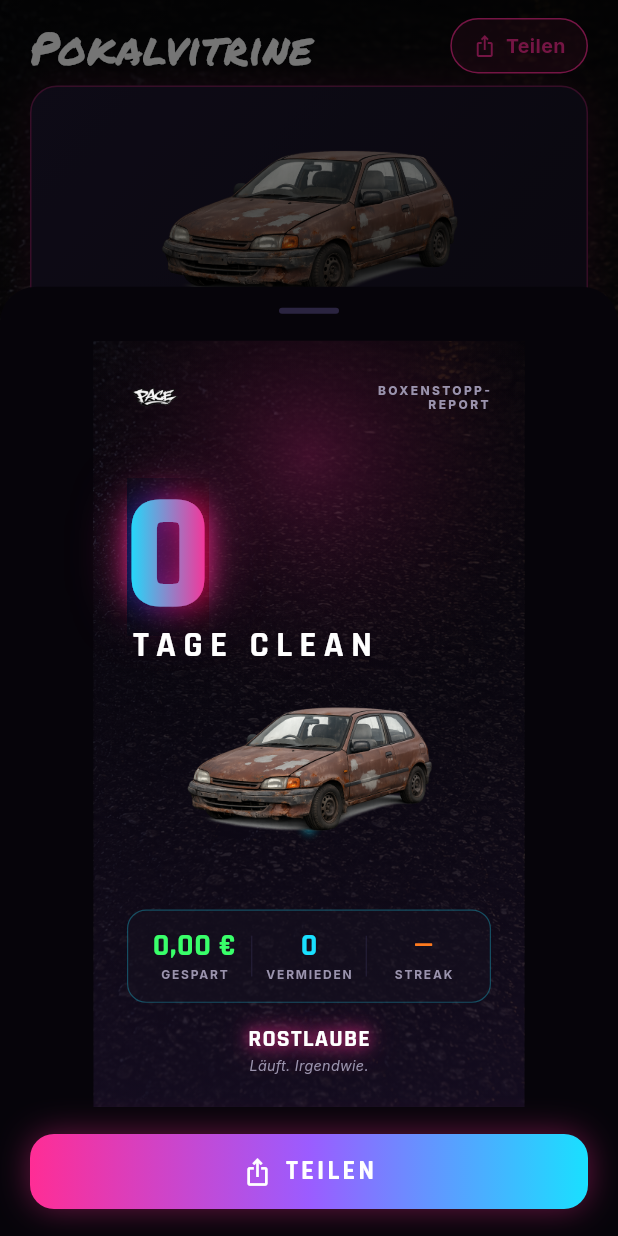
After one commit to marcelgast/paceapp, a Flutter app: the TrophiesScreen screen opened directly, after a tap on "Teilen", on a phone screen of 412 x 824 dp. The commit adds this screen. Run offline on Flutter 3.47's test engine with Material 3 defaults, Android fonts, the phone set to English and light mode, and no system bars; drawn by our look-alikes of flutter_animate; our stand-ins replace confetti, drift, flutter_local_notifications, flutter_riverpod, flutter_timezone, google_fonts and 2 more; missing offline and left inert: home_widget; accounts and stored records are empty; generated files the repository leaves out were written again.

Commit message:
race cards: teilbares poster im pace-look + monetarisierungs-seam (alles free)

```diff
--- /dev/null
+++ b/lib/features/share/race_card.dart
@@ -0,0 +1,259 @@
+import 'package:flutter/material.dart';
+
+import '../../theme/pace_colors.dart';
+import '../../theme/pace_theme.dart';
+
+/// Everything a [RaceCard] needs to render — pure values, no providers, so the
+/// card stays a deterministic, testable presentation widget.
+class RaceCardData {
+  const RaceCardData({
+    required this.daysClean,
+    required this.savedMoney,
+    required this.avoidedCigarettes,
+    required this.streak,
+    required this.carName,
+    required this.carTagline,
+    required this.carIndex,
+  });
+
+  final int daysClean;
+  final String savedMoney;
+  final int avoidedCigarettes;
+  final int streak;
+  final String carName;
+  final String carTagline;
+  final int carIndex;
+}
+
+/// Shareable 9:16 poster in the Pace street-racing look. Rendered at its fixed
+/// [width]×[height] inside a RepaintBoundary, then captured to a PNG for the
+/// iOS share sheet — so it looks identical on every device.
+class RaceCard extends StatelessWidget {
+  const RaceCard({super.key, required this.data});
+
+  final RaceCardData data;
+
+  static const double width = 360;
+  static const double height = 640;
+
+  @override
+  Widget build(BuildContext context) {
+    return SizedBox(
+      width: width,
+      height: height,
+      child: Stack(
+        fit: StackFit.expand,
+        children: [
+          const DecoratedBox(
+            decoration: BoxDecoration(
+              gradient: LinearGradient(
+                begin: Alignment.topCenter,
+                end: Alignment.bottomCenter,
+                colors: [
+                  PaceColors.nightDeep,
+                  PaceColors.night,
+                  Color(0xFF170E24),
+                ],
+              ),
+            ),
+          ),
+          Opacity(
+            opacity: 0.16,
+            child: Image.asset('assets/textures/asphalt.png', fit: BoxFit.cover),
+          ),
+          DecoratedBox(
+            decoration: BoxDecoration(
+              gradient: RadialGradient(
+                center: const Alignment(0, -0.7),
+                radius: 1.1,
+                colors: [
+                  PaceColors.neonMagenta.withValues(alpha: 0.22),
+                  Colors.transparent,
+                ],
+                stops: const [0, 0.6],
+              ),
+            ),
+          ),
+          Padding(
+            padding: const EdgeInsets.fromLTRB(28, 32, 28, 26),
+            child: Column(
+              crossAxisAlignment: CrossAxisAlignment.stretch,
+              children: [
+                _header(),
+                const Spacer(flex: 3),
+                _hero(),
+                const SizedBox(height: 4),
+                Expanded(flex: 9, child: _car()),
+                const Spacer(flex: 2),
+                _stats(),
+                const SizedBox(height: 20),
+                _footer(),
+              ],
+            ),
+          ),
+        ],
+      ),
+    );
+  }
+
+  Widget _header() {
+    return Row(
+      mainAxisAlignment: MainAxisAlignment.spaceBetween,
+      crossAxisAlignment: CrossAxisAlignment.center,
+      children: [
+        Image.asset('assets/branding/logo.png', height: 30),
+        Text(
+          'BOXENSTOPP-\nREPORT',
+          textAlign: TextAlign.right,
+          style: TextStyle(
+            color: PaceColors.textMuted,
+            fontSize: 10,
+            height: 1.2,
+            letterSpacing: 2,
+            fontWeight: FontWeight.w800,
+          ),
+        ),
+      ],
+    );
+  }
+
+  Widget _hero() {
+    return Column(
+      crossAxisAlignment: CrossAxisAlignment.start,
+      children: [
+        ShaderMask(
+          shaderCallback: (rect) => const LinearGradient(
+            colors: [PaceColors.neonCyan, PaceColors.neonMagenta],
+          ).createShader(rect),
+          child: Text(
+            '${data.daysClean}',
+            style: PaceTheme.dash(
+              size: 132,
+              weight: FontWeight.w900,
+              color: Colors.white,
+              letterSpacing: -2,
+            ).copyWith(shadows: PaceTheme.neonGlow(PaceColors.neonMagenta, blur: 24)),
+          ),
+        ),
+        Transform.translate(
+          offset: const Offset(2, -8),
+          child: Text(
+            data.daysClean == 1 ? 'TAG CLEAN' : 'TAGE CLEAN',
+            style: PaceTheme.dash(
+              size: 30,
+              weight: FontWeight.w800,
+              color: Colors.white,
+              letterSpacing: 6,
+            ),
+          ),
+        ),
+      ],
+    );
+  }
+
+  Widget _car() {
+    return Stack(
+      alignment: Alignment.center,
+      children: [
+        Align(
+          alignment: const Alignment(0, 0.7),
+          child: Container(
+            height: 26,
+            margin: const EdgeInsets.symmetric(horizontal: 20),
+            decoration: BoxDecoration(
+              gradient: RadialGradient(
+                colors: [
+                  PaceColors.neonCyan.withValues(alpha: 0.45),
+                  Colors.transparent,
+                ],
+              ),
+            ),
+          ),
+        ),
+        Image.asset(
+          'assets/cars/car_${data.carIndex.clamp(0, 6)}.png',
+          fit: BoxFit.contain,
+          filterQuality: FilterQuality.medium,
+        ),
+      ],
+    );
+  }
+
+  Widget _stats() {
+    return Container(
+      padding: const EdgeInsets.symmetric(horizontal: 8, vertical: 16),
+      decoration: BoxDecoration(
+        color: PaceColors.panel.withValues(alpha: 0.55),
+        borderRadius: BorderRadius.circular(16),
+        border: Border.all(color: PaceColors.neonCyan.withValues(alpha: 0.3)),
+      ),
+      child: Row(
+        children: [
+          _kpi('GESPART', data.savedMoney, PaceColors.neonLime),
+          _divider(),
+          _kpi('VERMIEDEN', '${data.avoidedCigarettes}', PaceColors.neonCyan),
+          _divider(),
+          _kpi('STREAK', data.streak > 0 ? '${data.streak} T' : '—',
+              PaceColors.neonOrange),
+        ],
+      ),
+    );
+  }
+
+  Widget _kpi(String label, String value, Color color) {
+    return Expanded(
+      child: Column(
+        children: [
+          FittedBox(
+            child: Text(
+              value,
+              style: PaceTheme.dash(
+                  size: 26, weight: FontWeight.w800, color: color),
+            ),
+          ),
+          const SizedBox(height: 4),
+          Text(
+            label,
+            style: TextStyle(
+              color: PaceColors.textMuted,
+              fontSize: 10,
+              letterSpacing: 1.5,
+              fontWeight: FontWeight.w700,
+            ),
+          ),
+        ],
+      ),
+    );
+  }
+
+  Widget _divider() => Container(
+        width: 1,
+        height: 34,
+        color: PaceColors.chrome.withValues(alpha: 0.7),
+      );
+
+  Widget _footer() {
+    return Column(
+      children: [
+        Text(
+          data.carName.toUpperCase(),
+          style: PaceTheme.dash(
+            size: 20,
+            weight: FontWeight.w800,
+            color: Colors.white,
+            letterSpacing: 1,
+          ).copyWith(shadows: PaceTheme.neonGlow(PaceColors.neonMagenta, blur: 12)),
+        ),
+        const SizedBox(height: 4),
+        Text(
+          data.carTagline,
+          style: TextStyle(
+            color: PaceColors.textMuted,
+            fontSize: 12,
+            fontStyle: FontStyle.italic,
+          ),
+        ),
+      ],
+    );
+  }
+}
--- /dev/null
+++ b/lib/features/share/share_card_sheet.dart
@@ -0,0 +1,177 @@
+import 'dart:io';
+import 'dart:ui' as ui;
+
+import 'package:flutter/material.dart';
+import 'package:flutter/rendering.dart';
+import 'package:flutter_riverpod/flutter_riverpod.dart';
+import 'package:path_provider/path_provider.dart';
+import 'package:share_plus/share_plus.dart';
+
+import '../../domain/milestones.dart';
+import '../../providers.dart';
+import '../../theme/pace_colors.dart';
+import '../../theme/pace_theme.dart';
+import '../../util/format.dart';
+import 'race_card.dart';
+
+/// Snapshots the current app state into the values a [RaceCard] shows.
+RaceCardData buildRaceCardData(WidgetRef ref) {
+  final stats = ref.read(statsProvider);
+  final streak = ref.read(streakProvider);
+  final car = ref.read(currentCarProvider);
+  final settings = ref.read(settingsProvider).value;
+  return RaceCardData(
+    daysClean: stats?.sinceStart.inDays ?? 0,
+    savedMoney: formatMoneyCents(
+      stats?.savedMoneyCents ?? 0,
+      currencyCode: settings?.currencyCode ?? 'EUR',
+    ),
+    avoidedCigarettes: stats?.savedCigarettes.floor() ?? 0,
+    streak: streak.current,
+    carName: car.name,
+    carTagline: car.tagline,
+    carIndex: kCarTiers.indexOf(car),
+  );
+}
+
+/// Opens the share preview with the current snapshot.
+Future<void> showRaceCardSheet(BuildContext context, WidgetRef ref) {
+  final data = buildRaceCardData(ref);
+  return showModalBottomSheet<void>(
+    context: context,
+    isScrollControlled: true,
+    backgroundColor: PaceColors.nightDeep,
+    shape: const RoundedRectangleBorder(
+      borderRadius: BorderRadius.vertical(top: Radius.circular(24)),
+    ),
+    builder: (_) => _ShareCardSheet(data: data),
+  );
+}
+
+class _ShareCardSheet extends StatefulWidget {
+  const _ShareCardSheet({required this.data});
+
+  final RaceCardData data;
+
+  @override
+  State<_ShareCardSheet> createState() => _ShareCardSheetState();
+}
+
+class _ShareCardSheetState extends State<_ShareCardSheet> {
+  final _cardKey = GlobalKey();
+  bool _busy = false;
+
+  Future<void> _share() async {
+    if (_busy) return;
+    setState(() => _busy = true);
+    try {
+      final boundary =
+          _cardKey.currentContext!.findRenderObject()! as RenderRepaintBoundary;
+      final image = await boundary.toImage(pixelRatio: 3);
+      final png = await image.toByteData(format: ui.ImageByteFormat.png);
+      image.dispose();
+      final dir = await getTemporaryDirectory();
+      final file = File('${dir.path}/pace_race_card.png');
+      await file.writeAsBytes(png!.buffer.asUint8List());
+
+      if (!mounted) return;
+      final box = context.findRenderObject() as RenderBox?;
+      await SharePlus.instance.share(
+        ShareParams(
+          files: [XFile(file.path, mimeType: 'image/png')],
+          text: 'Tag ${widget.data.daysClean} rauchfrei. 🏁',
+          sharePositionOrigin:
+              box == null ? null : box.localToGlobal(Offset.zero) & box.size,
+        ),
+      );
+    } finally {
+      if (mounted) setState(() => _busy = false);
+    }
+  }
+
+  @override
+  Widget build(BuildContext context) {
+    final maxCardHeight = MediaQuery.of(context).size.height * 0.62;
+    return SafeArea(
+      child: Padding(
+        padding: const EdgeInsets.fromLTRB(20, 14, 20, 18),
+        child: Column(
+          mainAxisSize: MainAxisSize.min,
+          children: [
+            Container(
+              width: 40,
+              height: 4,
+              decoration: BoxDecoration(
+                color: PaceColors.chrome,
+                borderRadius: BorderRadius.circular(2),
+              ),
+            ),
+            const SizedBox(height: 18),
+            ConstrainedBox(
+              constraints: BoxConstraints(maxHeight: maxCardHeight),
+              child: FittedBox(
+                child: RepaintBoundary(
+                  key: _cardKey,
+                  child: RaceCard(data: widget.data),
+                ),
+              ),
+            ),
+            const SizedBox(height: 18),
+            SizedBox(
+              width: double.infinity,
+              child: _ShareButton(busy: _busy, onTap: _share),
+            ),
+          ],
+        ),
+      ),
+    );
+  }
+}
+
+class _ShareButton extends StatelessWidget {
+  const _ShareButton({required this.busy, required this.onTap});
+
+  final bool busy;
+  final VoidCallback onTap;
+
+  @override
+  Widget build(BuildContext context) {
+    return GestureDetector(
+      onTap: busy ? null : onTap,
+      child: Container(
+        padding: const EdgeInsets.symmetric(vertical: 15),
+        decoration: BoxDecoration(
+          gradient: const LinearGradient(colors: PaceColors.underglow),
+          borderRadius: BorderRadius.circular(16),
+          boxShadow: [
+            BoxShadow(
+                color: PaceColors.neonMagenta.withValues(alpha: 0.4),
+                blurRadius: 18),
+          ],
+        ),
+        child: Center(
+          child: busy
+              ? const SizedBox(
+                  width: 20,
+                  height: 20,
+                  child: CircularProgressIndicator(
+                      strokeWidth: 2, color: Colors.white),
+                )
+              : Row(
+                  mainAxisSize: MainAxisSize.min,
+                  children: [
+                    const Icon(Icons.ios_share, color: Colors.white, size: 20),
+                    const SizedBox(width: 8),
+                    Text('TEILEN',
+                        style: PaceTheme.dash(
+                            size: 18,
+                            weight: FontWeight.w800,
+                            color: Colors.white,
+                            letterSpacing: 2)),
+                  ],
+                ),
+        ),
+      ),
+    );
+  }
+}
--- a/lib/features/trophies/trophies_screen.dart
+++ b/lib/features/trophies/trophies_screen.dart
@@ -10,6 +10,7 @@ import '../../theme/racetrack_background.dart';
 import '../../util/format.dart';
 import '../../widgets/graffiti_headline.dart';
 import '../gamification/milestone_style.dart';
+import '../share/share_card_sheet.dart';
 import 'car_art.dart';
 
 class TrophiesScreen extends ConsumerWidget {
@@ -33,7 +34,13 @@ class TrophiesScreen extends ConsumerWidget {
               SliverToBoxAdapter(
                 child: Padding(
                   padding: const EdgeInsets.fromLTRB(20, 12, 20, 8),
-                  child: const GraffitiHeadline('Pokalvitrine', size: 30),
+                  child: Row(
+                    mainAxisAlignment: MainAxisAlignment.spaceBetween,
+                    children: [
+                      const GraffitiHeadline('Pokalvitrine', size: 30),
+                      _ShareChip(onTap: () => showRaceCardSheet(context, ref)),
+                    ],
+                  ),
                 ),
               ),
               SliverToBoxAdapter(
@@ -90,6 +97,38 @@ class TrophiesScreen extends ConsumerWidget {
               ),
             ],
           ),
+        ),
+      ),
+    );
+  }
+}
+
+class _ShareChip extends StatelessWidget {
+  const _ShareChip({required this.onTap});
+
+  final VoidCallback onTap;
+
+  @override
+  Widget build(BuildContext context) {
+    return GestureDetector(
+      onTap: onTap,
+      child: Container(
+        padding: const EdgeInsets.symmetric(horizontal: 14, vertical: 8),
+        decoration: BoxDecoration(
+          borderRadius: BorderRadius.circular(20),
+          border: Border.all(color: PaceColors.neonMagenta),
+          color: PaceColors.neonMagenta.withValues(alpha: 0.12),
+        ),
+        child: const Row(
+          children: [
+            Icon(Icons.ios_share, color: PaceColors.neonMagenta, size: 16),
+            SizedBox(width: 6),
+            Text('Teilen',
+                style: TextStyle(
+                    color: PaceColors.neonMagenta,
+                    fontSize: 13,
+                    fontWeight: FontWeight.w700)),
+          ],
         ),
       ),
     );
--- /dev/null
+++ b/lib/services/entitlements.dart
@@ -0,0 +1,29 @@
+import 'package:flutter_riverpod/flutter_riverpod.dart';
+
+/// Premium features Pace will gate once monetisation goes live. Race Cards are
+/// deliberately NOT in here — sharing stays free forever.
+enum PaceProFeature {
+  /// Alternative neon palettes & graffiti skins (first paid feature).
+  themes,
+}
+
+/// Single source of truth for paid entitlements.
+///
+/// Monetisation is not live yet: the app ships fully free for the test phase,
+/// so [Entitlements.freePhase] unlocks everything. When StoreKit is wired,
+/// replace [entitlementsProvider] with the real purchase-backed state — every
+/// `ref.watch(entitlementsProvider).can(feature)` call in the UI then starts
+/// gating without further changes.
+class Entitlements {
+  const Entitlements({required this.isPro});
+
+  /// Test phase: all premium features unlocked, no purchase required.
+  const Entitlements.freePhase() : isPro = true;
+
+  final bool isPro;
+
+  bool can(PaceProFeature feature) => isPro;
+}
+
+final entitlementsProvider =
+    Provider<Entitlements>((ref) => const Entitlements.freePhase());
--- a/pubspec.yaml
+++ b/pubspec.yaml
@@ -44,6 +44,7 @@ dependencies:
   google_fonts: ^8.1.0
   intl: ^0.20.2
   home_widget: ^0.9.2
+  share_plus: ^11.0.0
   flutter_local_notifications: ^21.0.0
   timezone: ^0.11.0
   flutter_timezone: ^5.1.0
```
Also changed, not shown: pubspec.lock.
